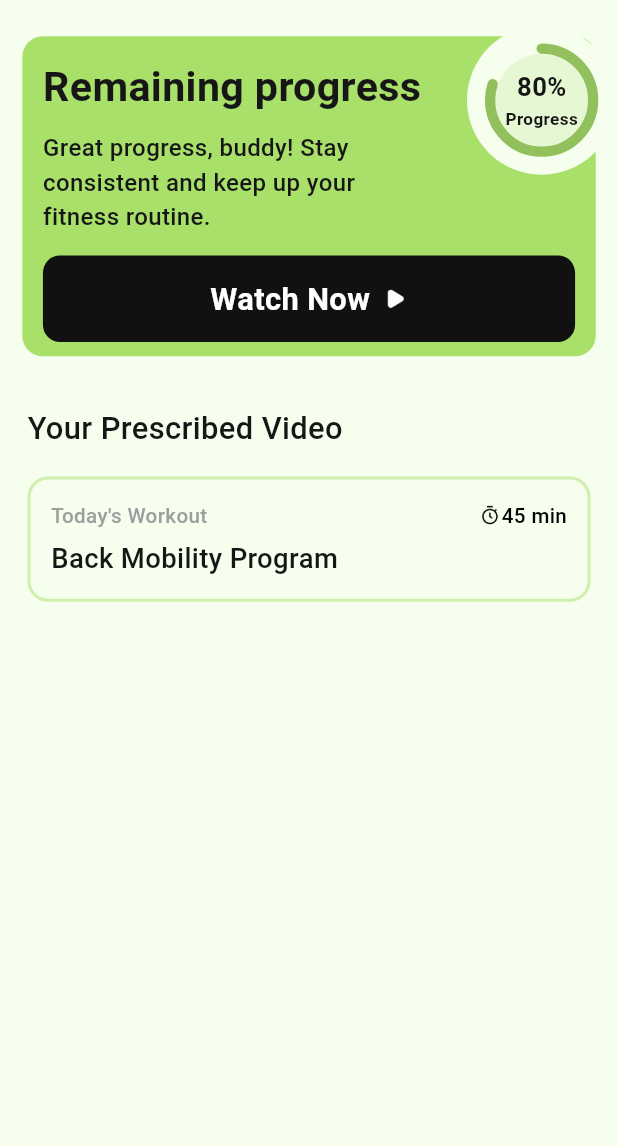
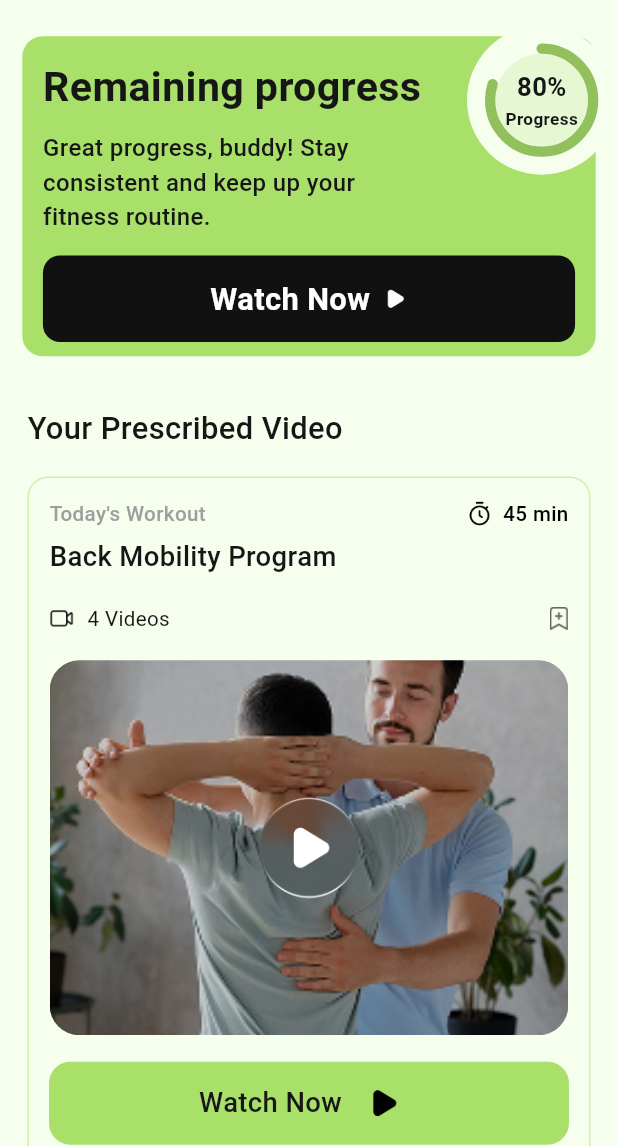
Before and after one commit to backbencherstudio/touralie33_FO222668A7688, a Flutter app: the HomeScreen screen opened directly, on a phone screen of 412 x 824 dp, the part 90-1236 px from its top. Run offline on Flutter 3.47's test engine with Material 3 defaults, Android fonts, the phone set to English and light mode, and no system bars; drawn by our look-alikes of percent_indicator; our stand-ins replace chewie, dio, flutter_riverpod, flutter_screenutil, pin_code_text_field, video_player.

Commit message:
workout widget complete

```diff
--- a/lib/core/resource/constants/icon_manager.dart
+++ b/lib/core/resource/constants/icon_manager.dart
@@ -12,4 +12,7 @@ class IconManager {
   static String subscriptionPlan= '$baseUrl/subscription_plan.png';
   static String playButton= '$baseUrl/play.png';
   static String clock= '$baseUrl/stopwatch.png';
+  static String videoICon= '$baseUrl/video_icon.png';
+  static String bookMark= '$baseUrl/bookmark-plus.png';
+  static String playCircle= '$baseUrl/play-circle.png';
 }
--- a/lib/core/resource/constants/image_manager.dart
+++ b/lib/core/resource/constants/image_manager.dart
@@ -14,6 +14,7 @@ class ImageManager {
   static const String success= '$baseUrl/successfull.png';
   static const String profilePic= '$baseUrl/profile_pic.png';
   static const String notification= '$baseUrl/notification_icon.png';
+  static const String gymGuide= '$baseUrl/gymGuide.png';
 
 
 }
--- a/lib/presentation/auth/signin/view/widget/customeButton.dart
+++ b/lib/presentation/auth/signin/view/widget/customeButton.dart
@@ -9,7 +9,7 @@ class Customebutton extends StatelessWidget {
   final Color? color;
   final String? image,sufImage;
   final Color? borderColor;
-  final Color? textColor;
+  final Color? textColor,sufImageColor;
   final double? border;
 
   const Customebutton({
@@ -17,7 +17,7 @@ class Customebutton extends StatelessWidget {
     this.text,
     this.onTap,
     this.color,
-    this.image, this.borderColor, this.border, this.textColor, this.sufImage,
+    this.image, this.borderColor, this.border, this.textColor, this.sufImage, this.sufImageColor,
   });
 
   @override
@@ -64,6 +64,7 @@ class Customebutton extends StatelessWidget {
                 sufImage!,
                 width: 20.w,
                 height: 20.h,
+                color: sufImageColor,
               ),
               SizedBox(width: 10.w),
             ],
--- a/lib/presentation/home_screen/view/screen/home_screen.dart
+++ b/lib/presentation/home_screen/view/screen/home_screen.dart
@@ -28,7 +28,9 @@ class HomeScreen extends StatelessWidget {
           ),
         ),
       ),
-      body: Column(
+      body: SingleChildScrollView(
+        scrollDirection: Axis.vertical,
+        child: Column(
           crossAxisAlignment: CrossAxisAlignment.start,
           children: [
             RemainingProgressWidget(),
@@ -43,6 +45,7 @@ class HomeScreen extends StatelessWidget {
             )
           ],
         ),
+      ),
     );
   }
 }
--- a/lib/presentation/widget/workout_widget/workout_widget.dart
+++ b/lib/presentation/widget/workout_widget/workout_widget.dart
@@ -1,42 +1,146 @@
 import 'package:flutter/material.dart';
 import 'package:flutter_screenutil/flutter_screenutil.dart';
+import 'package:touralie33_fo222668a7688/presentation/auth/signin/view/widget/customeButton.dart';
+import 'package:touralie33_fo222668a7688/presentation/widget/workout_video_player_screen/workout_video_player_screen.dart';
+import 'package:video_player/video_player.dart';
 import 'package:touralie33_fo222668a7688/core/resource/constants/color_manger.dart';
+import 'package:chewie/chewie.dart';
 import 'package:touralie33_fo222668a7688/core/resource/constants/icon_manager.dart';
+import 'package:touralie33_fo222668a7688/core/resource/constants/image_manager.dart';
 import 'package:touralie33_fo222668a7688/core/resource/constants/style_manager.dart';
 
 class WorkoutWidget extends StatelessWidget {
-  const WorkoutWidget({super.key});
+  const WorkoutWidget({
+    super.key,
+    this.videoUrl =
+        'https://flutter.github.io/assets-for-api-docs/assets/videos/bee.mp4',
+  });
+
+  final String videoUrl;
 
   @override
   Widget build(BuildContext context) {
     return Container(
+
       decoration: BoxDecoration(
         borderRadius: BorderRadius.circular(12.r),
         color: ColorManager.primary,
         border: Border.all(
-          width: 2,
-          color: ColorManager.backgroundColorgreen.withValues(alpha: .5)
-        )
+          width: 1,
+          color: ColorManager.backgroundColorgreen.withValues(alpha: .5),
+        ),
       ),
       child: Padding(
-        padding:  EdgeInsets.all(12.r),
+        padding: EdgeInsets.all(12.r),
         child: Column(
           crossAxisAlignment: CrossAxisAlignment.start,
           children: [
             Row(
               mainAxisAlignment: MainAxisAlignment.spaceBetween,
               children: [
-                Text("Today's Workout",style: getMedium500Style12(color: Colors.grey,fontSize: 12.sp),),
+                Text(
+                  "Today's Workout",
+                  style: getMedium500Style12(
+                    color: Colors.grey,
+                    fontSize: 12.sp,
+                  ),
+                ),
                 Row(
                   children: [
-                    Image.asset(IconManager.clock,height: 16.h,width: 13.w,color: ColorManager.blackColor,),
-                    Text("45 min",style: getMedium500Style14(color: ColorManager.blackColor,fontSize: 12.sp),)
+                    Image.asset(
+                      IconManager.clock,
+                      height: 16.h,
+
+                      color: ColorManager.blackColor,
+                    ),
+                    SizedBox(width: 5.w,),
+                    Text(
+                      "45 min",
+                      style: getMedium500Style14(
+                        color: ColorManager.blackColor,
+                        fontSize: 12.sp,
+                      ),
+                    ),
                   ],
-                )
+                ),
               ],
             ),
-            SizedBox(height: 5.h,),
-            Text("Back Mobility Program",style: getMedium500Style14(color: ColorManager.subtextColor,fontSize: 16.sp),)
+            SizedBox(height: 5.h),
+            Text(
+              "Back Mobility Program",
+              style: getMedium500Style14(
+                color: ColorManager.subtextColor,
+                fontSize: 16.sp,
+              ),
+            ),
+            SizedBox(height: 15.h),
+            Row(
+              mainAxisAlignment: MainAxisAlignment.spaceBetween,
+              children: [
+                Row(
+                  children: [
+                    Image.asset(
+                      IconManager.videoICon,
+                      fit: BoxFit.cover,
+                      height: 14.h,
+                      width: 14.w,
+                    ),
+                    SizedBox(width: 8.w),
+                    Text(
+                      "4 Videos",
+                      style: getMedium500Style14(
+                        color: ColorManager.subtextColor,
+                        fontSize: 12.sp,
+                        fontWeight: FontWeight.w400,
+                      ),
+                    ),
+                  ],
+                ),
+                Image.asset(
+                  IconManager.bookMark,
+                  fit: BoxFit.cover,
+
+                  height: 13.h,
+                ),
+              ],
+            ),
+            SizedBox(height: 15.h,),
+            ClipRRect(
+              borderRadius: BorderRadius.circular(20),
+              child: GestureDetector(
+                onTap: () {
+                  Navigator.of(context).push(
+                    MaterialPageRoute(
+                      builder: (_) => WorkoutVideoPlayerScreen(
+                        videoUrl: videoUrl,
+                      ),
+                    ),
+                  );
+                },
+                child: Stack(
+                  alignment: Alignment.center,
+                  children: [
+                    Image.asset(
+                      ImageManager.gymGuide,
+                      width: double.infinity,
+                      height: 250,
+                      fit: BoxFit.cover,
+                    ),
+                    SizedBox(
+                      width: 80,
+                      height: 80,
+                      child: Image.asset(IconManager.playCircle),
+                    ),
+                  ],
+                ),
+              ),
+            ),
+            SizedBox(height: 15.h,),
+            Customebutton(
+              text: "Watch Now",
+              sufImage: IconManager.playButton,
+              sufImageColor: ColorManager.blackColor,
+            )
           ],
         ),
       ),
```
Also changed, not shown: lib/presentation/widget/workout_video_player_screen/workout_video_player_screen.dart (added, +89 -0 lines), assets/icons/bookmark-plus.png (added), assets/icons/play-circle.png (added), assets/icons/video_icon.png (added), assets/images/gymGuide.png (added). Lines whose indentation alone changed are shown as unchanged.
